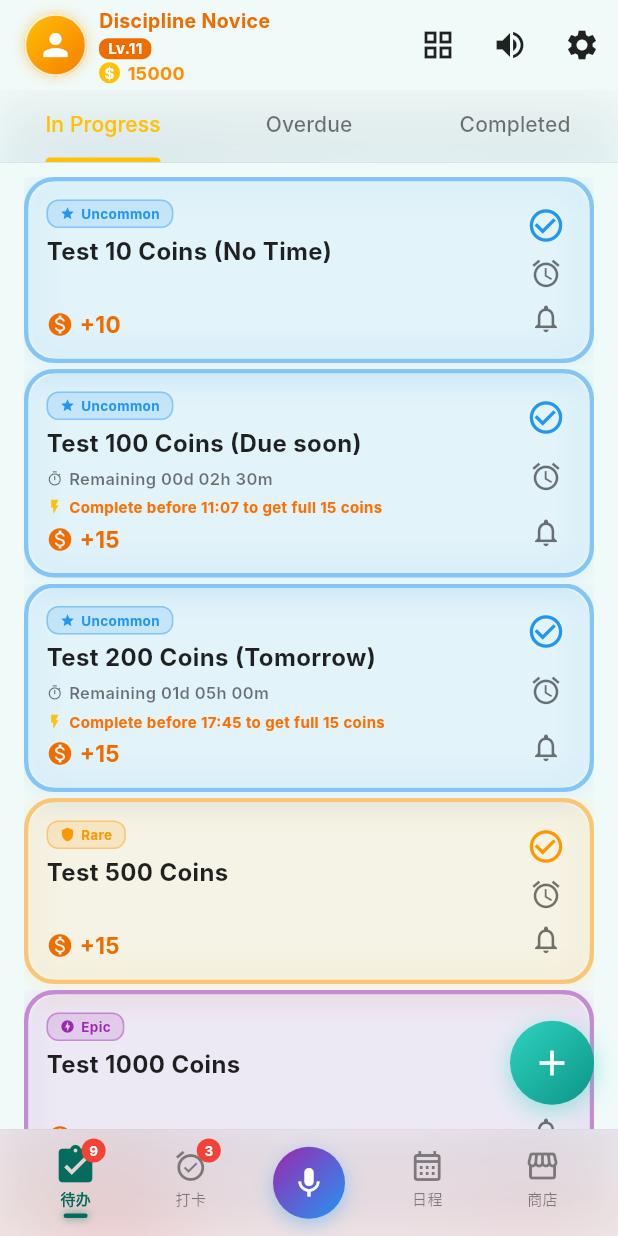
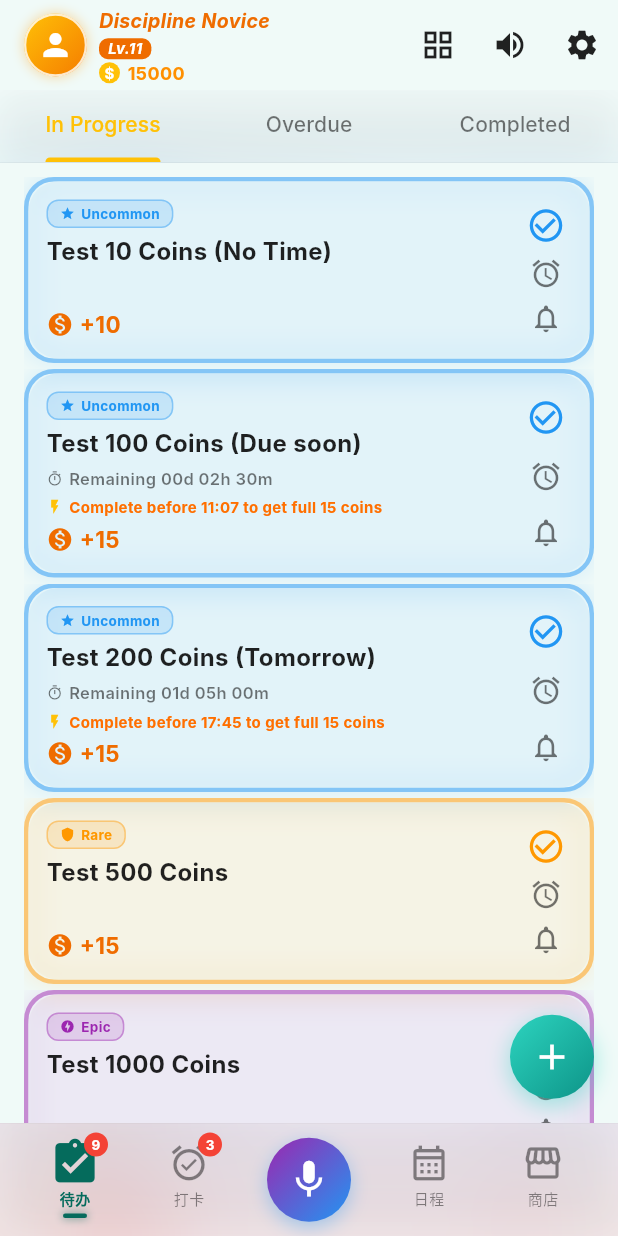
Before and after one commit to youppos/bounty-do, a Flutter app: the screen it shows after launch, on a phone screen of 412 x 824 dp. Run offline on Flutter 3.47's test engine with Material 3 defaults, Android fonts, the light colour scheme and no system bars; our stand-ins replace audioplayers, get, shared_preferences; Roboto replaces fonts that are missing (Inter).

Commit message:
feat: updated user title and level indicators to italic

```diff
--- a/gamified_todo/lib/ui/screens/home_screen.dart
+++ b/gamified_todo/lib/ui/screens/home_screen.dart
@@ -893,6 +893,7 @@ class _HomeScreenState extends State<HomeScreen> with TickerProviderStateMixin {
                           style: TextStyle(
                             fontSize: 13,
                             fontWeight: FontWeight.bold,
+                            fontStyle: FontStyle.italic,
                             color: isDark ? Colors.amberAccent : Colors.orange.shade800,
                             fontFamily: 'Inter',
                           ),
@@ -909,6 +910,7 @@ class _HomeScreenState extends State<HomeScreen> with TickerProviderStateMixin {
                             style: const TextStyle(
                               fontSize: 10,
                               fontWeight: FontWeight.bold,
+                              fontStyle: FontStyle.italic,
                               color: Colors.white,
                               height: 1.1,
                             ),
@@ -1116,7 +1118,7 @@ class _HomeScreenState extends State<HomeScreen> with TickerProviderStateMixin {
                         return GestureDetector(
                           onTap: () => _showVoiceAssistantOverlay(context),
                           child: Container(
-                            width: 48, height: 48,
+                            width: 56, height: 56,
                             decoration: BoxDecoration(
                               gradient: const LinearGradient(
                                 colors: [Colors.purple, Colors.blue],
@@ -1132,7 +1134,7 @@ class _HomeScreenState extends State<HomeScreen> with TickerProviderStateMixin {
                                 ),
                               ],
                             ),
-                            child: const Icon(Icons.mic, color: Colors.white, size: 24),
+                            child: const Icon(Icons.mic, color: Colors.white, size: 30),
                           ),
                         );
                       }
@@ -1200,7 +1202,7 @@ class _HomeScreenState extends State<HomeScreen> with TickerProviderStateMixin {
                                           color: isSelected
                                               ? activeColor
                                               : (isDark ? Colors.white54 : Colors.black45),
-                                          size: 24,
+                                          size: 28,
                                         ),
                                       );
                                     },
```
